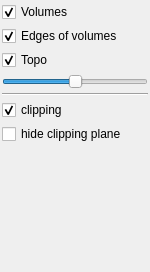
First picture: the form in Apps/Examples/volumeExplorer.ui, repository cgogn/CGoGN, before the edit.
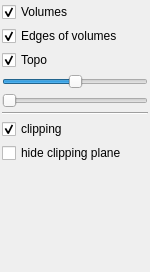
Second picture: the form after the edit.

Commit message: Enhancement of explode volume rendering - color per vertex of face of volume   -> can be used in per volume/face/vertex some minor bugs & modifs

The edit to the form file:
```diff
--- a/Apps/Examples/volumeExplorer.ui
+++ b/Apps/Examples/volumeExplorer.ui
@@ -84,6 +84,13 @@
         </property>
        </widget>
       </item>
+      <item>
+       <widget class="QSlider" name="slider_explode_face">
+        <property name="orientation">
+         <enum>Qt::Horizontal</enum>
+        </property>
+       </widget>
+      </item>
       <item>
        <widget class="Line" name="line_3">
         <property name="orientation">
```
Left out of the diff: 19 changed lines with no effect on the pictures. The commit also changes 12 other files.
